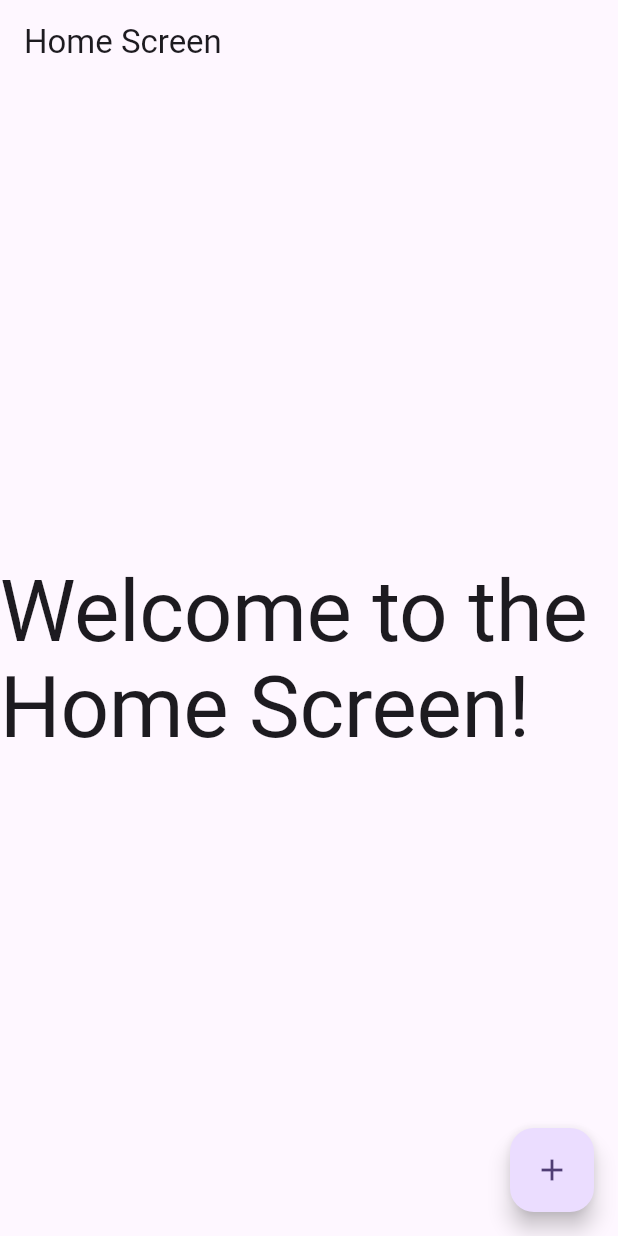
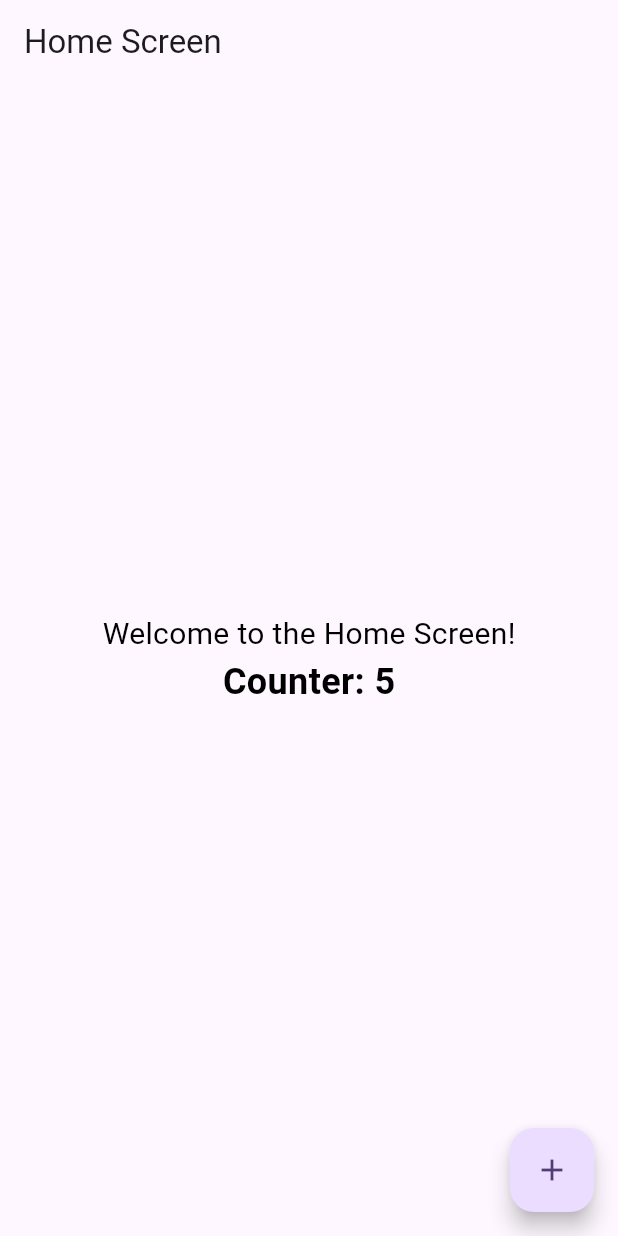
Before and after one commit to AbdalluhEssam/ada, a Flutter app: the screen it shows after launch, on a phone screen of 412 x 824 dp. Run offline on Flutter 3.47's test engine with Material 3 defaults, Android fonts, the phone set to English and light mode, and no system bars; our stand-ins replace flutter_bloc.

Commit message:
add counter functionality and home screen

```diff
--- /dev/null
+++ b/lib/features/home/ui/cubit/counter_cubit.dart
@@ -0,0 +1,10 @@
+import 'package:ada/features/home/ui/cubit/counter_state.dart';
+import 'package:flutter_bloc/flutter_bloc.dart';
+
+class CounterCubit extends Cubit<CounterState> {
+  CounterCubit() : super(CounterState(counter: 5));
+
+  void increment() {
+    emit(CounterState(counter: state.counter + 1));
+  }
+}
--- /dev/null
+++ b/lib/features/home/ui/cubit/counter_state.dart
@@ -0,0 +1,5 @@
+class CounterState {
+  final int counter;
+
+  CounterState({required this.counter});
+}
--- /dev/null
+++ b/lib/features/home/ui/page/home_screen.dart
@@ -0,0 +1,48 @@
+import 'package:ada/features/home/ui/cubit/counter_cubit.dart';
+import 'package:ada/features/home/ui/cubit/counter_state.dart';
+import 'package:flutter/material.dart';
+import 'package:flutter_bloc/flutter_bloc.dart';
+
+class HomeScreen extends StatelessWidget {
+  const HomeScreen({super.key});
+
+  @override
+  Widget build(BuildContext context) {
+    return BlocProvider(
+      create: (context) => CounterCubit(),
+      child: Scaffold(
+        appBar: AppBar(title: const Text('Home Screen')),
+        body: Center(
+          child: Column(
+            crossAxisAlignment: CrossAxisAlignment.center,
+            mainAxisAlignment: MainAxisAlignment.center,
+            children: [
+              const Text('Welcome to the Home Screen!'),
+              BlocBuilder<CounterCubit, CounterState>(
+                builder:
+                    (context, state) => Text(
+                      "Counter: ${state.counter}",
+                      style: Theme.of(context).textTheme.bodyMedium?.copyWith(
+                        color: Colors.black,
+                        fontSize: 24,
+                        fontWeight: FontWeight.bold,
+                      ),
+                    ),
+              ),
+            ],
+          ),
+        ),
+        floatingActionButton: BlocBuilder<CounterCubit, CounterState>(
+          builder: (context, state) {
+            return FloatingActionButton(
+              onPressed: () {
+                context.read<CounterCubit>().increment();
+              },
+              child: const Icon(Icons.add),
+            );
+          },
+        ),
+      ),
+    );
+  }
+}
--- a/lib/home.dart
+++ /dev/null
@@ -1,30 +0,0 @@
-
-import 'package:flutter/material.dart';
-
-class HomeScreen extends StatelessWidget {
-  const HomeScreen({super.key});
-
-  @override
-  Widget build(BuildContext context) {
-    return Scaffold(
-      appBar: AppBar(
-        title: const Text('Home Screen'),
-      ),
-      body: Center(
-        child: Text(
-          'Welcome to the Home Screen!',
-          style: Theme.of(context).textTheme.displayLarge,
-        ),
-      ),
-      floatingActionButton: FloatingActionButton(
-        onPressed: () {
-          // Action when button is pressed
-          ScaffoldMessenger.of(context).showSnackBar(
-            const SnackBar(content: Text('Floating Action Button Pressed')),
-          );
-        },
-        child: const Icon(Icons.add),
-      ),
-    );
-  }
-}
--- a/lib/main.dart
+++ b/lib/main.dart
@@ -1,4 +1,4 @@
-import 'package:ada/home.dart';
+import 'package:ada/features/home/ui/page/home_screen.dart';
 import 'package:flutter/material.dart';
 
 void main() {
@@ -7,12 +7,18 @@ void main() {
 
 class MyApp extends StatelessWidget {
   const MyApp({super.key});
+
   @override
   Widget build(BuildContext context) {
     return MaterialApp(
       title: 'Flutter Demo',
+      debugShowCheckedModeBanner: false,
       theme: ThemeData(
         colorScheme: ColorScheme.fromSeed(seedColor: Colors.deepPurple),
+        useMaterial3: true,
+        textTheme: const TextTheme(
+          bodyMedium: TextStyle(color: Colors.black, fontSize: 20),
+        ),
       ),
       home: HomeScreen(),
     );
--- a/pubspec.yaml
+++ b/pubspec.yaml
@@ -30,6 +30,7 @@ environment:
 dependencies:
   flutter:
     sdk: flutter
+  flutter_bloc: ^9.1.1
 
   # The following adds the Cupertino Icons font to your application.
   # Use with the CupertinoIcons class for iOS style icons.
```
Also changed, not shown: pubspec.lock.
